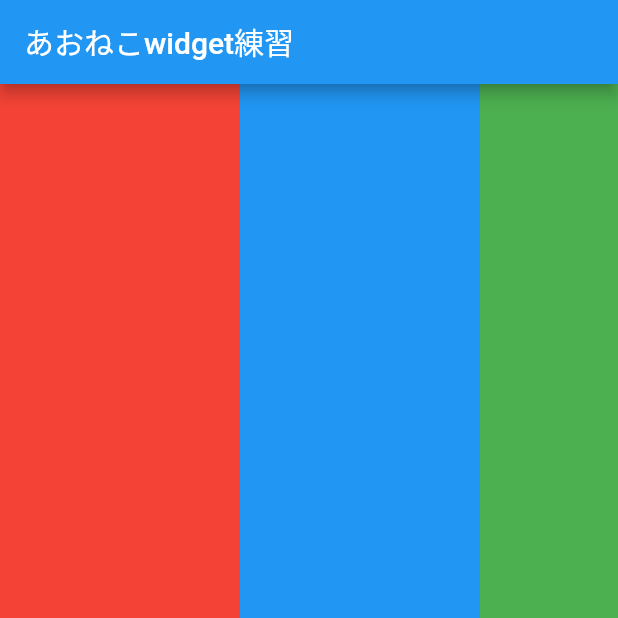
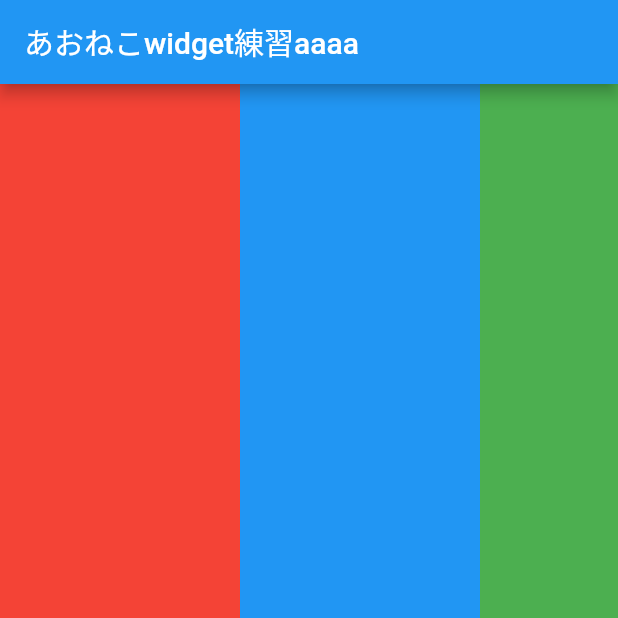
Before and after one commit to Ank-Aoneko/TestRepository, a Flutter app: the screen it shows after launch, on a phone screen of 412 x 824 dp, the top half of it. Run offline on Flutter 3.47's test engine with Material 2 defaults, Android fonts, the phone set to English and light mode, and no system bars.

Commit message:
second commit

```diff
--- a/lib/main.dart
+++ b/lib/main.dart
@@ -46,7 +46,7 @@ class _MyHomePageState extends State<MyHomePage> {
   Widget build(BuildContext context) {
     return Scaffold(
       appBar: AppBar(
-        title: Text('あおねこwidget練習'),
+        title: Text('あおねこwidget練習aaaa'),
       ),
       body: Container(
           width: double.infinity,
```
